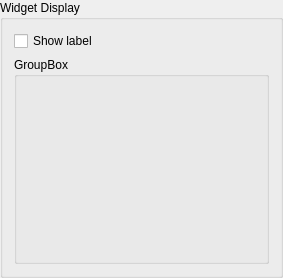
Qt form src/ui/attributeformconfig/qgsattributewidgeteditgroupbox.ui (nextgis/nextgisqgis) before a commit.
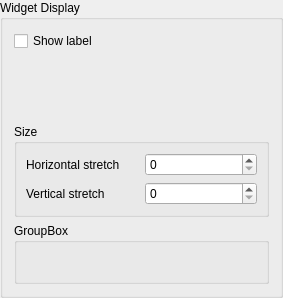
The same form after that commit. Custom widgets are drawn as their Qt base class.

```diff
--- a/src/ui/attributeformconfig/qgsattributewidgeteditgroupbox.ui
+++ b/src/ui/attributeformconfig/qgsattributewidgeteditgroupbox.ui
@@ -7,7 +7,7 @@
     <x>0</x>
     <y>0</y>
     <width>283</width>
-    <height>278</height>
+    <height>298</height>
    </rect>
   </property>
   <property name="windowTitle">
@@ -16,15 +16,74 @@
   <property name="title">
    <string>Widget Display</string>
   </property>
-  <layout class="QGridLayout" name="gridLayout">
-   <item row="2" column="0">
+  <layout class="QVBoxLayout" name="verticalLayout">
+   <item>
     <widget class="QCheckBox" name="mShowLabelCheckBox">
      <property name="text">
       <string>Show label</string>
      </property>
     </widget>
    </item>
-   <item row="3" column="0">
+   <item>
+    <widget class="QgsFormLabelFormatWidget" name="mFormLabelFormatWidget" native="true">
+     <property name="sizePolicy">
+      <sizepolicy hsizetype="MinimumExpanding" vsizetype="Preferred">
+       <horstretch>0</horstretch>
+       <verstretch>0</verstretch>
+      </sizepolicy>
+     </property>
+    </widget>
+   </item>
+   <item>
+    <widget class="QGroupBox" name="mSizeGroupBox">
+     <property name="title">
+      <string>Size</string>
+     </property>
+     <layout class="QGridLayout" name="gridLayout_5">
+      <item row="0" column="0">
+       <widget class="QLabel" name="mColumnsLabel_2">
+        <property name="text">
+         <string>Horizontal stretch</string>
+        </property>
+       </widget>
+      </item>
+      <item row="0" column="1">
+       <widget class="QgsSpinBox" name="mHozStretchSpin">
+        <property name="minimum">
+         <number>0</number>
+        </property>
+        <property name="maximum">
+         <number>10</number>
+        </property>
+        <property name="value">
+         <number>0</number>
+        </property>
+       </widget>
+      </item>
+      <item row="1" column="0">
+       <widget class="QLabel" name="mColumnsLabel_3">
+        <property name="text">
+         <string>Vertical stretch</string>
+        </property>
+       </widget>
+      </item>
+      <item row="1" column="1">
+       <widget class="QgsSpinBox" name="mVertStretchSpin">
+        <property name="minimum">
+         <number>0</number>
+        </property>
+        <property name="maximum">
+         <number>10</number>
+        </property>
+        <property name="value">
+         <number>0</number>
+        </property>
+       </widget>
+      </item>
+     </layout>
+    </widget>
+   </item>
+   <item>
     <widget class="QgsCollapsibleGroupBox" name="mWidgetSpecificConfigGroupBox">
      <property name="title">
       <string>GroupBox</string>
@@ -40,6 +99,17 @@
    <header>qgscollapsiblegroupbox.h</header>
    <container>1</container>
   </customwidget>
+  <customwidget>
+   <class>QgsFormLabelFormatWidget</class>
+   <extends>QWidget</extends>
+   <header>qgsformlabelformatwidget.h</header>
+   <container>1</container>
+  </customwidget>
+  <customwidget>
+   <class>QgsSpinBox</class>
+   <extends>QSpinBox</extends>
+   <header>qgsspinbox.h</header>
+  </customwidget>
  </customwidgets>
  <resources/>
  <connections/>
```
